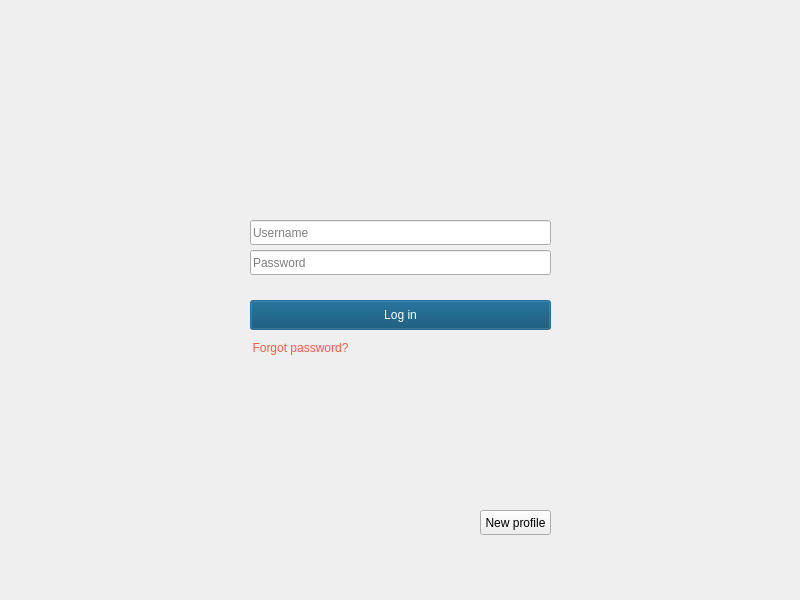
Above: LeonCam/LogIn.ui from kazimierczak-robert/LeonCam before the change. Below: the same form after it.
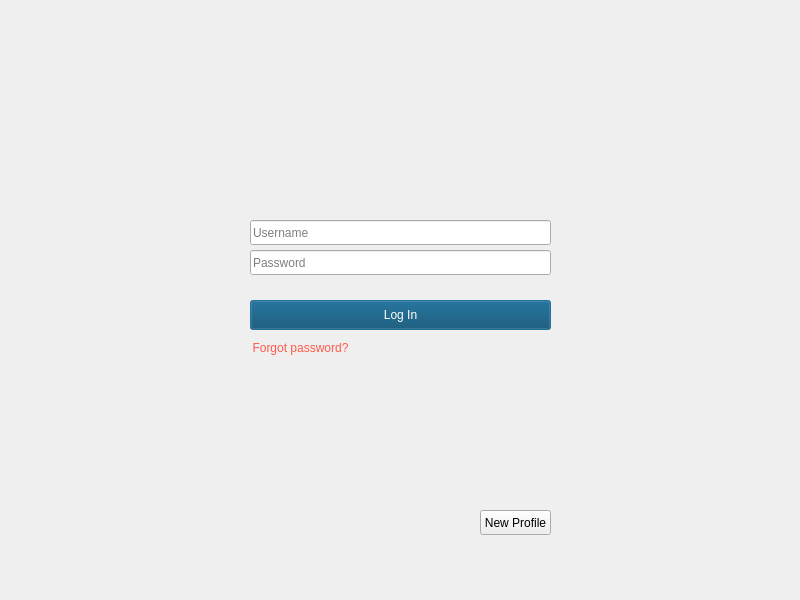
That is the form after the change. Icons and pictures are not drawn.

```diff
--- a/LeonCam/LogIn.ui
+++ b/LeonCam/LogIn.ui
@@ -79,7 +79,7 @@
 padding: 0px;*/</string>
     </property>
     <property name="text">
-     <string>New profile</string>
+     <string>New Profile</string>
     </property>
     <property name="autoDefault">
      <bool>true</bool>
@@ -145,7 +145,7 @@
 }</string>
     </property>
     <property name="text">
-     <string>Log in</string>
+     <string>Log In</string>
     </property>
     <property name="autoDefault">
      <bool>true</bool>
```
